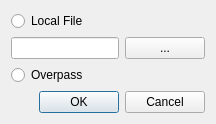
This is osmmapmakerapp/inputtypedialog.ui in jremillard/osmmapmaker as Qt 5 draws it before an edit. The edited form follows.
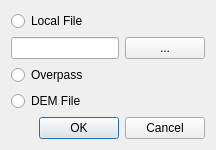
This is the edited form.

Commit message: Add DEM option to input source dialog

What changed in the file:
```diff
--- a/osmmapmakerapp/inputtypedialog.ui
+++ b/osmmapmakerapp/inputtypedialog.ui
@@ -34,6 +34,13 @@
      </property>
     </widget>
    </item>
+  <item>
+   <widget class="QRadioButton" name="demRadio">
+    <property name="text">
+     <string>DEM File</string>
+    </property>
+   </widget>
+  </item>
    <item>
     <widget class="QDialogButtonBox" name="buttonBox">
      <property name="orientation">
```
Lines whose indentation alone changed are shown as unchanged. The commit also changes 3 other files.
